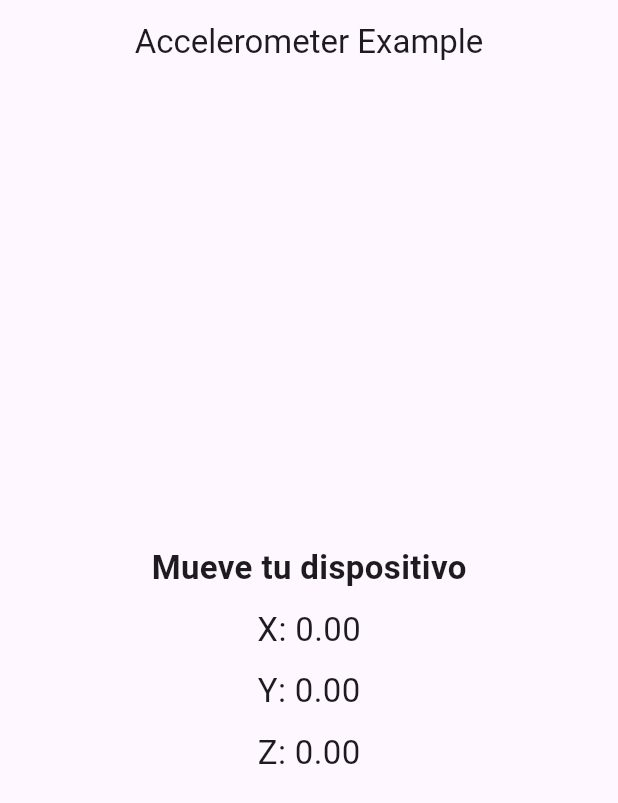
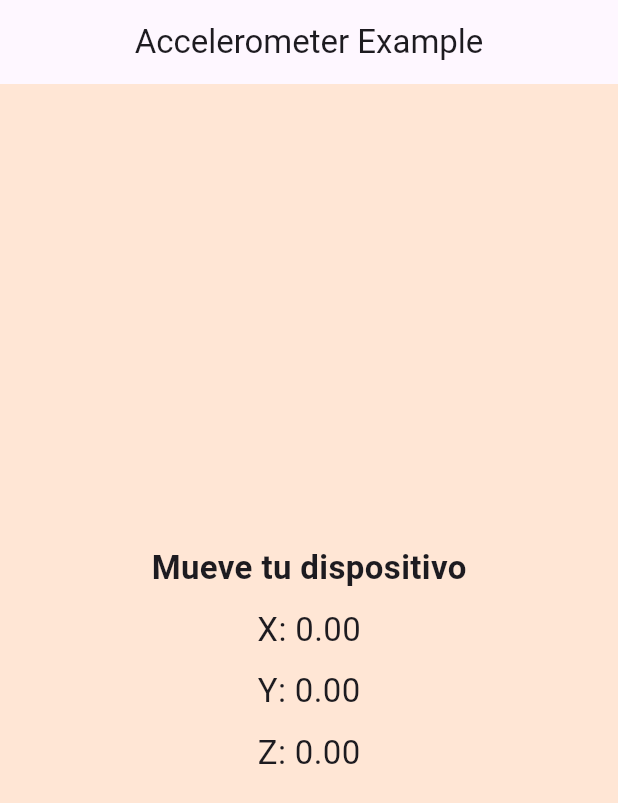
Before and after one commit to Rodavlas7/clases, a Flutter app: the screen it shows after launch, on a phone screen of 412 x 824 dp. Shown: the top 803 px of the screen. Run offline on Flutter 3.47's test engine with Material 3 defaults, Android fonts, the phone set to English and light mode, and no system bars; our stand-ins replace audioplayers, sensors_plus, wakelock_plus.

Commit message:
acelerometro final

```diff
--- a/Apps/acelerometro/lib/screens/accelerometer_screen.dart
+++ b/Apps/acelerometro/lib/screens/accelerometer_screen.dart
@@ -31,6 +31,7 @@ class _AccelerometerScreenState extends State<AccelerometerScreen> {
   @override
   Widget build(BuildContext context) {
     return Scaffold(
+      backgroundColor: Color.fromRGBO(255, 230, 213, 1),
       appBar: AppBar(
         title: const Text('Accelerometer Example'),
         centerTitle: true,
```
